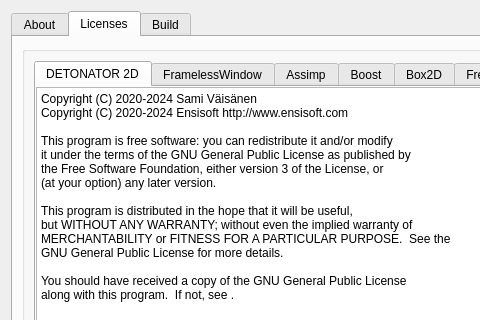
The window that editor/gui/dlgabout.ui (ensisoft/detonator) describes before a commit, drawn with Qt 5; both pictures show x 0 to 480 and y 0 to 320 of the 586 by 715 pixel window.
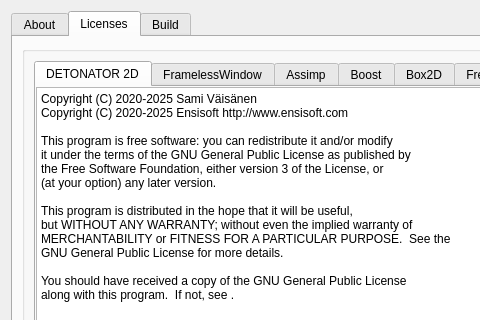
The same window after the commit. The open tabs and pages were chosen to show the change. Icons and pictures are not drawn.

Patch:
```diff
--- a/editor/gui/dlgabout.ui
+++ b/editor/gui/dlgabout.ui
@@ -163,8 +163,8 @@
               <item>
                <widget class="QPlainTextEdit" name="plainTextEdit_22">
                 <property name="plainText">
-                 <string>Copyright (C) 2020-2024 Sami Väisänen
-Copyright (C) 2020-2024 Ensisoft http://www.ensisoft.com
+                 <string>Copyright (C) 2020-2025 Sami Väisänen
+Copyright (C) 2020-2025 Ensisoft http://www.ensisoft.com
 
 This program is free software: you can redistribute it and/or modify
 it under the terms of the GNU General Public License as published by
```
Left out of the diff: 2 changed lines with no effect on the pictures.
